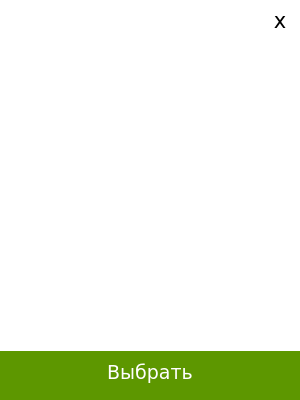
Qt form selectLists.ui (TarkvinAktus/python-standalone-vk-msg-sender-) before a commit.
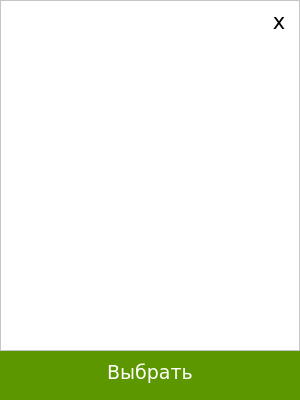
The same form after that commit.

Commit message: fix load lists gui

The edit to the form file:
```diff
--- a/selectLists.ui
+++ b/selectLists.ui
@@ -314,15 +314,32 @@
      <height>351</height>
     </rect>
    </property>
+   <property name="font">
+    <font>
+     <family>Verdana</family>
+     <pointsize>10</pointsize>
+    </font>
+   </property>
    <property name="styleSheet">
-    <string notr="true">border:none;</string>
+    <string notr="true">
+QListWidget{
+    background-color:white;
+}
+QScrollBar:vertical {border: none;
+background-color: white;}
+QScrollBar::handle:vertical {
+border:none;background-color:#acd8e8;}
+QScrollBar:horizontal {border: none;
+background-color: white;}
+QScrollBar::handle:horizontall {
+border:none;background-color:#acd8e8;}</string>
    </property>
   </widget>
   <widget class="QPushButton" name="closeButton">
    <property name="geometry">
     <rect>
-     <x>260</x>
-     <y>0</y>
+     <x>259</x>
+     <y>1</y>
      <width>40</width>
      <height>40</height>
     </rect>
```
Left out of the diff: 4 changed lines with no effect on the pictures. The commit also changes 13 other files.
